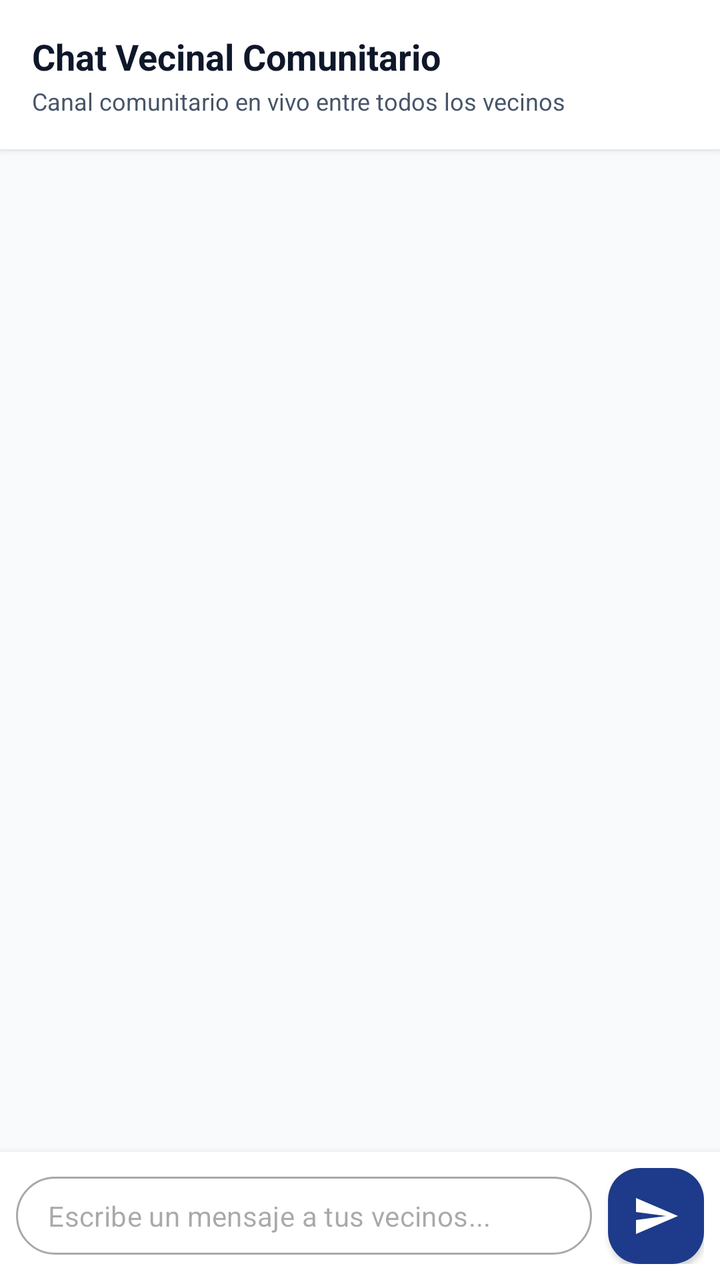
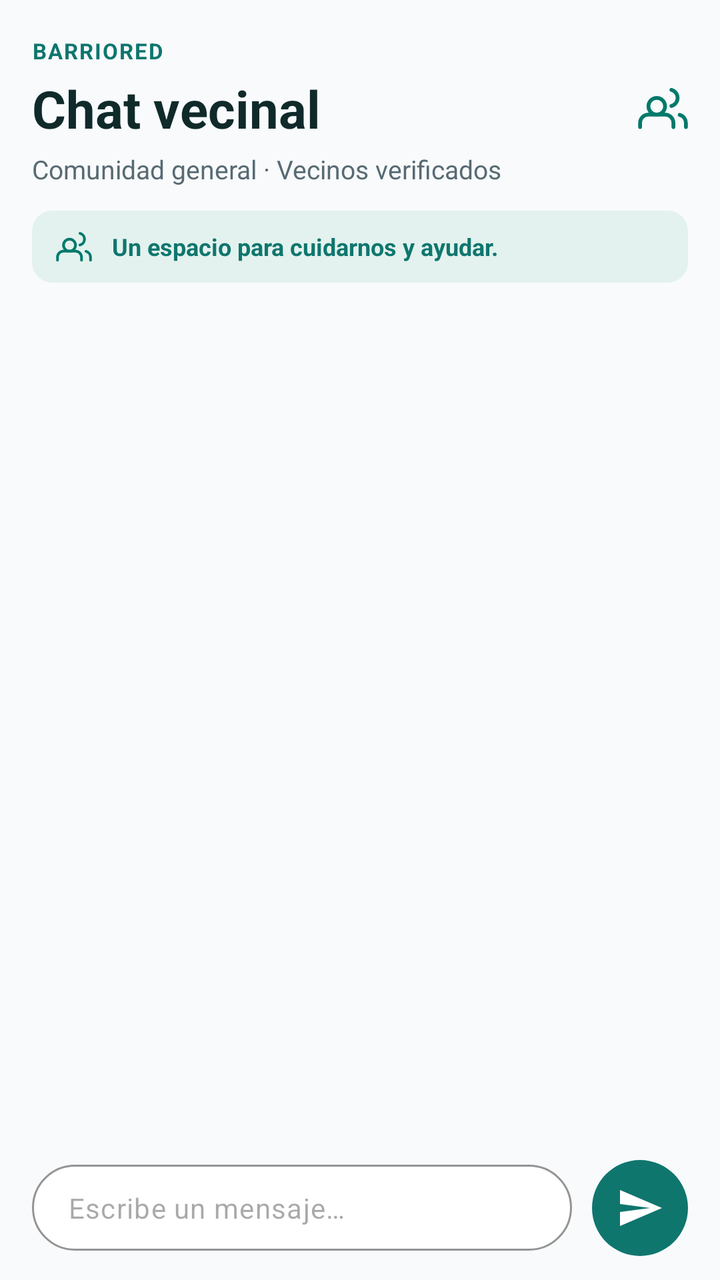

Before-and-after screenshots of an Android layout around one commit, followed by the original layout XML and the change that was made.
<!-- AndroidManifest.xml: application theme Theme.BarrioRed -->
<!-- res/layout/fragment_chat.xml -->
<?xml version="1.0" encoding="utf-8"?>
<LinearLayout xmlns:android="http://schemas.android.com/apk/res/android"
    xmlns:app="http://schemas.android.com/apk/res-auto"
    android:layout_width="match_parent"
    android:layout_height="match_parent"
    android:orientation="vertical"
    android:background="@color/bg_screen">

    <LinearLayout
        android:layout_width="match_parent"
        android:layout_height="wrap_content"
        android:background="@color/card_surface"
        android:elevation="2dp"
        android:padding="16dp"
        android:orientation="vertical">

        <TextView
            android:layout_width="wrap_content"
            android:layout_height="wrap_content"
            android:text="@string/chat_title"
            android:textSize="18sp"
            android:textStyle="bold"
            android:textColor="@color/text_primary" />

        <TextView
            android:layout_width="wrap_content"
            android:layout_height="wrap_content"
            android:layout_marginTop="2dp"
            android:text="Canal comunitario en vivo entre todos los vecinos"
            android:textSize="12sp"
            android:textColor="@color/text_secondary" />
    </LinearLayout>

    <FrameLayout
        android:layout_width="match_parent"
        android:layout_height="0dp"
        android:layout_weight="1">

        <androidx.recyclerview.widget.RecyclerView
            android:id="@+id/rvChat"
            android:layout_width="match_parent"
            android:layout_height="match_parent"
            android:clipToPadding="false"
            android:paddingTop="8dp"
            android:paddingBottom="8dp" />

        <ProgressBar
            android:id="@+id/progressChat"
            android:layout_width="wrap_content"
            android:layout_height="wrap_content"
            android:layout_gravity="center"
            android:visibility="gone" />

        <TextView
            android:id="@+id/tvEmptyChat"
            android:layout_width="wrap_content"
            android:layout_height="wrap_content"
            android:layout_gravity="center"
            android:text="@string/empty_chat"
            android:textColor="@color/text_muted"
            android:textSize="14sp"
            android:visibility="gone" />
    </FrameLayout>

    
    <LinearLayout
        android:layout_width="match_parent"
        android:layout_height="wrap_content"
        android:background="@color/card_surface"
        android:elevation="6dp"
        android:gravity="center_vertical"
        android:orientation="horizontal"
        android:padding="8dp">

        <com.google.android.material.textfield.TextInputLayout
            android:id="@+id/tilChatMessage"
            style="@style/Widget.MaterialComponents.TextInputLayout.OutlinedBox"
            android:layout_width="0dp"
            android:layout_height="wrap_content"
            android:layout_weight="1"
            app:boxCornerRadiusBottomEnd="20dp"
            app:boxCornerRadiusBottomStart="20dp"
            app:boxCornerRadiusTopEnd="20dp"
            app:boxCornerRadiusTopStart="20dp"
            app:hintEnabled="false">

            <com.google.android.material.textfield.TextInputEditText
                android:id="@+id/etChatMessage"
                android:layout_width="match_parent"
                android:layout_height="wrap_content"
                android:hint="@string/chat_input_hint"
                android:inputType="textCapSentences|textMultiLine"
                android:maxLines="3"
                android:paddingTop="10dp"
                android:paddingBottom="10dp"
                android:textSize="14sp" />
        </com.google.android.material.textfield.TextInputLayout>

        <com.google.android.material.floatingactionbutton.FloatingActionButton
            android:id="@+id/btnSendMessage"
            android:layout_width="wrap_content"
            android:layout_height="wrap_content"
            android:layout_marginStart="8dp"
            android:src="@drawable/ic_send"
            app:fabCustomSize="48dp"
            app:tint="@color/white"
            app:backgroundTint="@color/primary"
            app:elevation="2dp"
            android:contentDescription="Enviar mensaje" />
    </LinearLayout>

</LinearLayout>
<!-- resources referenced by this layout -->
<resources>
  <color name="bg_screen">#F8FAFC</color>
  <color name="card_surface">#FFFFFF</color>
  <color name="primary">#1E3A8A</color>
  <color name="text_muted">#94A3B8</color>
  <color name="text_primary">#0F172A</color>
  <color name="text_secondary">#475569</color>
  <color name="white">#FFFFFFFF</color>
  <!-- drawable ic_send (drawable) -->
  <vector xmlns:android="http://schemas.android.com/apk/res/android"
      android:width="24dp"
      android:height="24dp"
      android:viewportWidth="24"
      android:viewportHeight="24">
      <path
          android:fillColor="#FF000000"
          android:pathData="M2.01,21L23,12 2.01,3 2,10l15,2 -15,2z"/>
  </vector>
  <string name="chat_input_hint">Escribe un mensaje a tus vecinos...</string>
  <string name="chat_title">Chat Vecinal Comunitario</string>
  <string name="empty_chat">Sé el primero en saludar a los vecinos</string>
  <style name="Theme.BarrioRed" parent="Theme.Material3.Light.NoActionBar">
          <item name="colorPrimary">@color/primary</item>
          <item name="colorOnPrimary">@color/white</item>
          <item name="colorSecondaryContainer">@color/primary_light</item>
          <item name="colorOnSecondaryContainer">@color/primary</item>
          <item name="android:statusBarColor">@color/card_surface</item>
          <item name="android:windowLightStatusBar">true</item>
          <item name="android:navigationBarColor">@color/card_surface</item>
          <item name="android:windowLightNavigationBar" tools:targetApi="o_mr1">true</item>
      </style>
  <color name="primary_light">#DBEAFE</color>
</resources>

<!-- the commit's change to res/layout/fragment_chat.xml (unified diff, before → after) -->
@@ -6,29 +6,93 @@
     android:orientation="vertical"
     android:background="@color/bg_screen">
 
+    
     <LinearLayout
         android:layout_width="match_parent"
         android:layout_height="wrap_content"
-        android:background="@color/card_surface"
-        android:elevation="2dp"
-        android:padding="16dp"
-        android:orientation="vertical">
+        android:orientation="vertical"
+        android:paddingStart="16dp"
+        android:paddingEnd="16dp"
+        android:paddingTop="18dp"
+        android:paddingBottom="10dp">
 
         <TextView
             android:layout_width="wrap_content"
             android:layout_height="wrap_content"
-            android:text="@string/chat_title"
-            android:textSize="18sp"
+            android:text="BARRIORED"
+            android:textSize="11sp"
             android:textStyle="bold"
-            android:textColor="@color/text_primary" />
+            android:letterSpacing="0.06"
+            android:textColor="@color/primary" />
+
+        <LinearLayout
+            android:layout_width="match_parent"
+            android:layout_height="wrap_content"
+            android:layout_marginTop="4dp"
+            android:gravity="center_vertical"
+            android:orientation="horizontal">
+
+            <TextView
+                android:layout_width="0dp"
+                android:layout_height="wrap_content"
+                android:layout_weight="1"
+                android:text="@string/chat_title"
+                android:textSize="26sp"
+                android:textStyle="bold"
+                android:textColor="@color/text_primary" />
+
+            <ImageView
+                android:layout_width="25dp"
+                android:layout_height="25dp"
+                android:src="@drawable/ic_people"
+                android:contentDescription="Comunidad" />
+        </LinearLayout>
 
         <TextView
             android:layout_width="wrap_content"
             android:layout_height="wrap_content"
-            android:layout_marginTop="2dp"
-            android:text="Canal comunitario en vivo entre todos los vecinos"
-            android:textSize="12sp"
+            android:layout_marginTop="4dp"
+            android:text="@string/chat_subtitle"
+            android:textSize="13sp"
             android:textColor="@color/text_secondary" />
+
+        
+        <com.google.android.material.card.MaterialCardView
+            android:layout_width="match_parent"
+            android:layout_height="wrap_content"
+            android:layout_marginTop="12dp"
+            app:cardCornerRadius="10dp"
+            app:cardElevation="0dp"
+            app:strokeWidth="0dp"
+            app:cardBackgroundColor="@color/primary_light">
+
+            <LinearLayout
+                android:layout_width="match_parent"
+                android:layout_height="wrap_content"
+                android:gravity="center_vertical"
+                android:orientation="horizontal"
+                android:paddingStart="12dp"
+                android:paddingEnd="12dp"
+                android:paddingTop="9dp"
+                android:paddingBottom="9dp">
+
+                <ImageView
+                    android:layout_width="18dp"
+                    android:layout_height="18dp"
+                    android:src="@drawable/ic_people"
+                    android:contentDescription="Convivencia" />
+
+                <TextView
+                    android:layout_width="0dp"
+                    android:layout_height="wrap_content"
+                    android:layout_weight="1"
+                    android:layout_marginStart="10dp"
+                    android:text="@string/chat_banner"
+                    android:textSize="12sp"
+                    android:textStyle="bold"
+                    android:textColor="@color/primary" />
+            </LinearLayout>
+        </com.google.android.material.card.MaterialCardView>
     </LinearLayout>
 
     <FrameLayout
@@ -41,7 +105,7 @@
             android:layout_width="match_parent"
             android:layout_height="match_parent"
             android:clipToPadding="false"
-            android:paddingTop="8dp"
+            android:paddingTop="6dp"
             android:paddingBottom="8dp" />
 
         <ProgressBar
@@ -49,6 +113,7 @@
             android:layout_width="wrap_content"
             android:layout_height="wrap_content"
             android:layout_gravity="center"
+            android:indeterminateTint="@color/primary"
             android:visibility="gone" />
 
         <TextView
@@ -57,7 +122,7 @@
             android:layout_height="wrap_content"
             android:layout_gravity="center"
             android:text="@string/empty_chat"
-            android:textColor="@color/text_muted"
+            android:textColor="@color/text_secondary"
             android:textSize="14sp"
             android:visibility="gone" />
     </FrameLayout>
@@ -66,22 +131,26 @@
     <LinearLayout
         android:layout_width="match_parent"
         android:layout_height="wrap_content"
-        android:background="@color/card_surface"
-        android:elevation="6dp"
+        android:background="@color/bg_screen"
         android:gravity="center_vertical"
         android:orientation="horizontal"
-        android:padding="8dp">
+        android:paddingStart="16dp"
+        android:paddingEnd="16dp"
+        android:paddingTop="8dp"
+        android:paddingBottom="12dp">
 
         <com.google.android.material.textfield.TextInputLayout
             android:id="@+id/tilChatMessage"
-            style="@style/Widget.MaterialComponents.TextInputLayout.OutlinedBox"
+            style="@style/Widget.Material3.TextInputLayout.OutlinedBox"
             android:layout_width="0dp"
             android:layout_height="wrap_content"
             android:layout_weight="1"
-            app:boxCornerRadiusBottomEnd="20dp"
-            app:boxCornerRadiusBottomStart="20dp"
-            app:boxCornerRadiusTopEnd="20dp"
-            app:boxCornerRadiusTopStart="20dp"
+            app:boxBackgroundColor="@color/card_surface"
+            app:boxStrokeColor="@color/border_input"
+            app:boxCornerRadiusBottomEnd="26dp"
+            app:boxCornerRadiusBottomStart="26dp"
+            app:boxCornerRadiusTopEnd="26dp"
+            app:boxCornerRadiusTopStart="26dp"
             app:hintEnabled="false">
 
             <com.google.android.material.textfield.TextInputEditText
@@ -91,8 +160,11 @@
                 android:hint="@string/chat_input_hint"
                 android:inputType="textCapSentences|textMultiLine"
                 android:maxLines="3"
-                android:paddingTop="10dp"
-                android:paddingBottom="10dp"
+                android:paddingStart="18dp"
+                android:paddingEnd="18dp"
+                android:paddingTop="12dp"
+                android:paddingBottom="12dp"
+                android:textColor="@color/text_primary"
                 android:textSize="14sp" />
         </com.google.android.material.textfield.TextInputLayout>
 
@@ -100,12 +172,13 @@
             android:id="@+id/btnSendMessage"
             android:layout_width="wrap_content"
             android:layout_height="wrap_content"
-            android:layout_marginStart="8dp"
+            android:layout_marginStart="10dp"
             android:src="@drawable/ic_send"
             app:fabCustomSize="48dp"
             app:tint="@color/white"
             app:backgroundTint="@color/primary"
-            app:elevation="2dp"
+            app:elevation="0dp"
+            app:shapeAppearanceOverlay="@style/ShapeAppearance.Material3.Corner.Full"
             android:contentDescription="Enviar mensaje" />
     </LinearLayout>
 
<!-- resource entries referenced after the edit -->
@@ -1,12 +1,40 @@
 <!-- resources referenced by this layout -->
 <resources>
   <color name="bg_screen">#F8FAFC</color>
+  <color name="border_input">#CBD5E1</color>
   <color name="card_surface">#FFFFFF</color>
-  <color name="primary">#1E3A8A</color>
-  <color name="text_muted">#94A3B8</color>
-  <color name="text_primary">#0F172A</color>
-  <color name="text_secondary">#475569</color>
+  <color name="primary">#0F766E</color>
+  <color name="text_primary">#102A2A</color>
+  <color name="text_secondary">#586A73</color>
   <color name="white">#FFFFFFFF</color>
+  <!-- drawable ic_people (drawable) -->
+  <vector xmlns:android="http://schemas.android.com/apk/res/android"
+      android:width="24dp"
+      android:height="24dp"
+      android:viewportWidth="24"
+      android:viewportHeight="24">
+      <path
+          android:fillColor="#00000000"
+          android:strokeColor="#00796B"
+          android:strokeWidth="1.8"
+          android:strokeLineCap="round"
+          android:strokeLineJoin="round"
+          android:pathData="M17,21v-2a4,4 0 0,0 -4,-4H5a4,4 0 0,0 -4,4v2"/>
+      <path
+          android:fillColor="#00000000"
+          android:strokeColor="#00796B"
+          android:strokeWidth="1.8"
+          android:strokeLineCap="round"
+          android:strokeLineJoin="round"
+          android:pathData="M9,7a4,4 0 1,0 0,8a4,4 0 1,0 0,-8z"/>
+      <path
+          android:fillColor="#00000000"
+          android:strokeColor="#00796B"
+          android:strokeWidth="1.8"
+          android:strokeLineCap="round"
+          android:strokeLineJoin="round"
+          android:pathData="M23,21v-2a4,4 0 0,0 -3,-3.87M16,3.13a4,4 0 0,1 0,7.75"/>
+  </vector>
   <!-- drawable ic_send (drawable) -->
   <vector xmlns:android="http://schemas.android.com/apk/res/android"
       android:width="24dp"
@@ -17,19 +45,22 @@
           android:fillColor="#FF000000"
           android:pathData="M2.01,21L23,12 2.01,3 2,10l15,2 -15,2z"/>
   </vector>
-  <string name="chat_input_hint">Escribe un mensaje a tus vecinos...</string>
-  <string name="chat_title">Chat Vecinal Comunitario</string>
+  <string name="chat_banner">Un espacio para cuidarnos y ayudar.</string>
+  <string name="chat_input_hint">Escribe un mensaje…</string>
+  <string name="chat_subtitle">Comunidad general · Vecinos verificados</string>
+  <string name="chat_title">Chat vecinal</string>
   <string name="empty_chat">Sé el primero en saludar a los vecinos</string>
   <style name="Theme.BarrioRed" parent="Theme.Material3.Light.NoActionBar">
           <item name="colorPrimary">@color/primary</item>
           <item name="colorOnPrimary">@color/white</item>
           <item name="colorSecondaryContainer">@color/primary_light</item>
           <item name="colorOnSecondaryContainer">@color/primary</item>
-          <item name="android:statusBarColor">@color/card_surface</item>
+          <item name="android:colorBackground">@color/bg_screen</item>
+          <item name="android:statusBarColor">@color/bg_screen</item>
           <item name="android:windowLightStatusBar">true</item>
           <item name="android:navigationBarColor">@color/card_surface</item>
           <item name="android:windowLightNavigationBar" tools:targetApi="o_mr1">true</item>
       </style>
-  <color name="primary_light">#DBEAFE</color>
+  <color name="primary_light">#E3F2EE</color>
 </resources>
 
